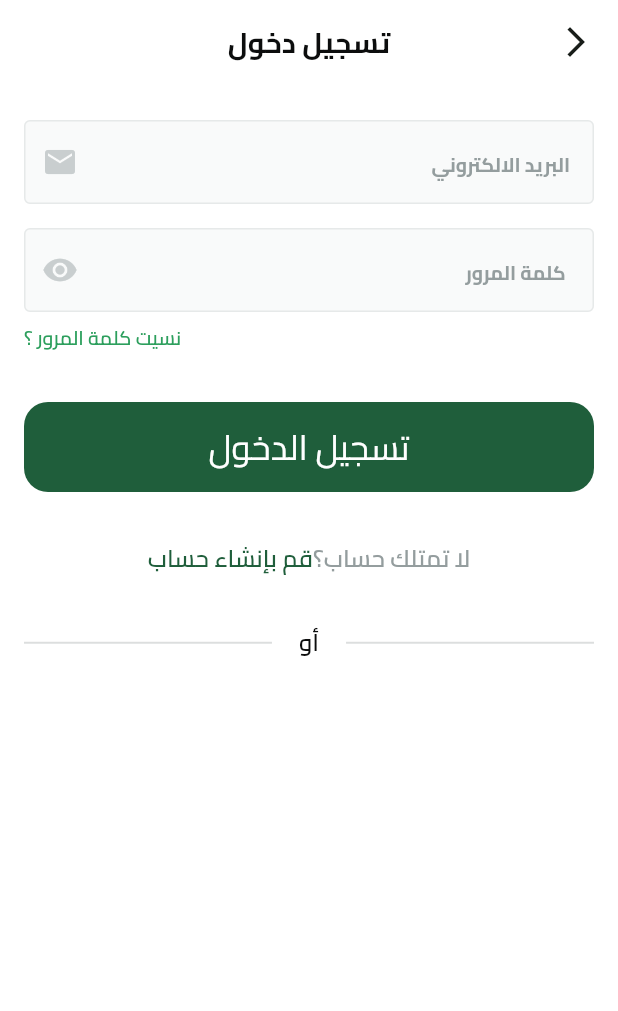
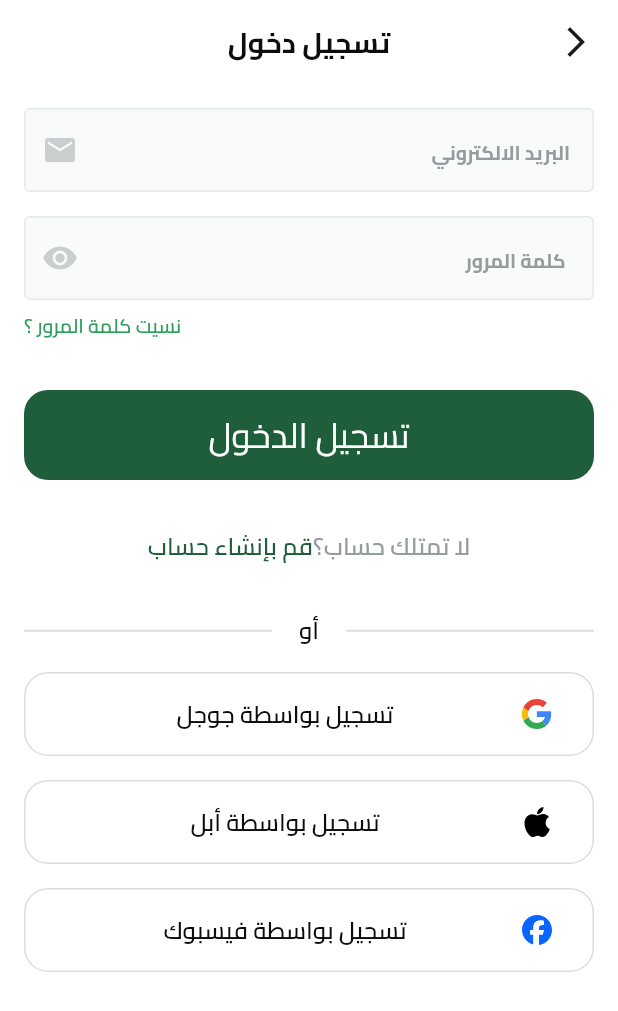
Before and after one commit to ahmed0128382/FruitHub_E_Commerce, a Flutter app: the screen it shows after launch, after a tap on "تخط", on a phone screen of 412 x 824 dp. Shown: the top 1011 px of the screen. Run offline on Flutter 3.47's test engine with Material 3 defaults, Android fonts, the phone set to English and light mode, and no system bars; our stand-ins replace dots_indicator, flutter_svg, shared_preferences.

Commit message:
mahe sicial login button and finish logi ui

```diff
--- a/lib/core/utils/app_images.dart
+++ b/lib/core/utils/app_images.dart
@@ -1,6 +1,6 @@
 // ignore_for_file: prefer_single_quotes
-class Assets {
-  Assets._();
+class AppImages {
+  AppImages._();
 
   /// Assets for imagesAppleIcon
   /// assets/images/Apple_Icon.svg
@@ -32,11 +32,13 @@ class Assets {
 
   /// Assets for imagesGreenBackground
   /// assets/images/greenBackground.svg
-  static const String imagesGreenBackground = "assets/images/greenBackground.svg";
+  static const String imagesGreenBackground =
+      "assets/images/greenBackground.svg";
 
   /// Assets for imagesPaigeBackground
   /// assets/images/paigeBackground.svg
-  static const String imagesPaigeBackground = "assets/images/paigeBackground.svg";
+  static const String imagesPaigeBackground =
+      "assets/images/paigeBackground.svg";
 
   /// Assets for imagesPineapple
   /// assets/images/pineapple.svg
--- a/lib/features/auth/presentation/views/widgets/login_view_body.dart
+++ b/lib/features/auth/presentation/views/widgets/login_view_body.dart
@@ -1,26 +1,27 @@
 import 'package:flutter/material.dart';
 import 'package:fruit_hub/constants.dart';
 import 'package:fruit_hub/core/utils/app_colors.dart';
+import 'package:fruit_hub/core/utils/app_images.dart';
 import 'package:fruit_hub/core/utils/app_styles.dart';
 import 'package:fruit_hub/core/widgets/custom_button.dart';
 import 'package:fruit_hub/core/widgets/custom_text_form_field.dart';
-import 'package:fruit_hub/features/auth/presentation/views/sign_up_view.dart';
 import 'package:fruit_hub/features/auth/presentation/views/widgets/dont_have_account_widget.dart';
 import 'package:fruit_hub/features/auth/presentation/views/widgets/or_divider.dart';
+import 'package:fruit_hub/features/auth/presentation/views/widgets/social_login_button.dart';
 
 class LoginViewBody extends StatelessWidget {
   const LoginViewBody({super.key});
 
   @override
   Widget build(BuildContext context) {
-    return Padding(
-      padding: const EdgeInsets.symmetric(horizontal: kHorizontalPadding),
-      child: SingleChildScrollView(
+    return SingleChildScrollView(
+      child: Padding(
+        padding: const EdgeInsets.symmetric(horizontal: kHorizontalPadding),
         child: Column(
           crossAxisAlignment: CrossAxisAlignment.end,
           children: [
             SizedBox(
-              height: 24,
+              height: 16,
             ),
             CustomTextFormField(
               suffixIcon: Icon(
@@ -67,6 +68,30 @@ class LoginViewBody extends StatelessWidget {
               height: 33,
             ),
             OrDivider(),
+            SizedBox(
+              height: 16,
+            ),
+            SocialLoginButton(
+              icon: AppImages.imagesGoogleIcon,
+              title: 'تسجيل بواسطة جوجل',
+              onPressed: () {},
+            ),
+            SizedBox(
+              height: 16,
+            ),
+            SocialLoginButton(
+              icon: AppImages.imagesAppleIcon,
+              title: 'تسجيل بواسطة أبل',
+              onPressed: () {},
+            ),
+            SizedBox(
+              height: 16,
+            ),
+            SocialLoginButton(
+              icon: AppImages.imagesFaceBookIcon,
+              title: 'تسجيل بواسطة فيسبوك',
+              onPressed: () {},
+            ),
           ],
         ),
       ),
--- /dev/null
+++ b/lib/features/auth/presentation/views/widgets/social_login_button.dart
@@ -0,0 +1,42 @@
+import 'package:flutter/material.dart';
+import 'package:flutter_svg/flutter_svg.dart';
+import 'package:fruit_hub/core/utils/app_styles.dart';
+
+class SocialLoginButton extends StatelessWidget {
+  const SocialLoginButton(
+      {super.key,
+      required this.icon,
+      required this.title,
+      required this.onPressed});
+  final String icon;
+  final String title;
+  final VoidCallback onPressed;
+  @override
+  Widget build(BuildContext context) {
+    return SizedBox(
+      width: double.infinity,
+      height: 56,
+      child: TextButton(
+        style: TextButton.styleFrom(
+          shape: RoundedRectangleBorder(
+            side: BorderSide(
+              color: Color(0xffdcdede),
+              width: 1,
+            ),
+            borderRadius: BorderRadius.circular(16),
+          ),
+        ),
+        onPressed: onPressed,
+        child: ListTile(
+          visualDensity: VisualDensity(vertical: VisualDensity.minimumDensity),
+          leading: SvgPicture.asset(icon),
+          title: Text(
+            title,
+            textAlign: TextAlign.center,
+            style: AppStyles.semiBold16,
+          ),
+        ),
+      ),
+    );
+  }
+}
--- a/lib/features/on_boarding/presentation/views/widgets/on_boarding_page_view.dart
+++ b/lib/features/on_boarding/presentation/views/widgets/on_boarding_page_view.dart
@@ -18,8 +18,8 @@ class OnBoardingPageView extends StatelessWidget {
             // isVisible: (pageController.hasClients
             //     ? pageController.page!.round() == 0
             //     : true),
-            image: Assets.imagesFruitBasket,
-            backgroundImage: Assets.imagesPaigeBackground,
+            image: AppImages.imagesFruitBasket,
+            backgroundImage: AppImages.imagesPaigeBackground,
             subTitle:
                 'اكتشف تجربة تسوق فريدة مع FruitHUB. استكشف مجموعتنا الواسعة من الفواكه الطازجة الممتازة واحصل على أفضل العروض والجودة العالية.',
             title: Row(
@@ -50,8 +50,8 @@ class OnBoardingPageView extends StatelessWidget {
             // isVisible: (pageController.hasClients
             //     ? pageController.page!.round() != 0
             //     : true),
-            image: Assets.imagesPineapple,
-            backgroundImage: Assets.imagesGreenBackground,
+            image: AppImages.imagesPineapple,
+            backgroundImage: AppImages.imagesGreenBackground,
             subTitle:
                 'نقدم لك أفضل الفواكه المختارة بعناية. اطلع غلي التفاصيل والصور والتقييمات لتتأكد من اختيار الفاكهة المثالية',
             title: Text(
--- a/lib/features/splash/presentation/views/splash_view_body.dart
+++ b/lib/features/splash/presentation/views/splash_view_body.dart
@@ -29,12 +29,12 @@ class _SplashViewBodyState extends State<SplashViewBody> {
         Row(
           mainAxisAlignment: MainAxisAlignment.end,
           children: [
-            SvgPicture.asset(Assets.imagesPlantInject),
+            SvgPicture.asset(AppImages.imagesPlantInject),
           ],
         ),
-        SvgPicture.asset(Assets.imagesFruitHub),
+        SvgPicture.asset(AppImages.imagesFruitHub),
         SvgPicture.asset(
-          Assets.imagesCircles,
+          AppImages.imagesCircles,
           fit: BoxFit.fill,
         ),
       ],
```
